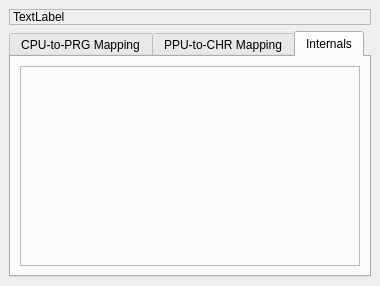
Qt form debugger/mapperinformationdockwidget.ui (christopherpow/nesicide) before a commit.
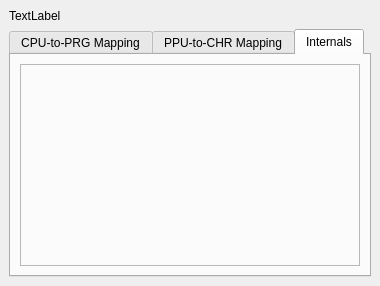
The same form after that commit.

Patch:
```diff
--- a/debugger/mapperinformationdockwidget.ui
+++ b/debugger/mapperinformationdockwidget.ui
@@ -18,7 +18,7 @@
     <item row="0" column="0">
      <widget class="QLabel" name="info">
       <property name="frameShape">
-       <enum>QFrame::StyledPanel</enum>
+       <enum>QFrame::NoFrame</enum>
       </property>
       <property name="frameShadow">
        <enum>QFrame::Sunken</enum>
```
